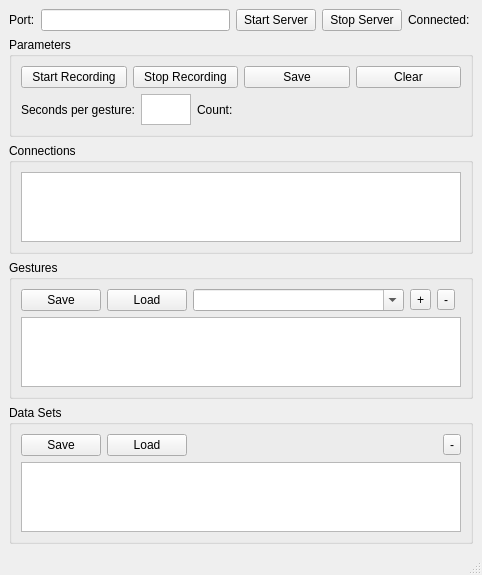
Qt form window.ui (radarsat1/cvpca) before a commit.
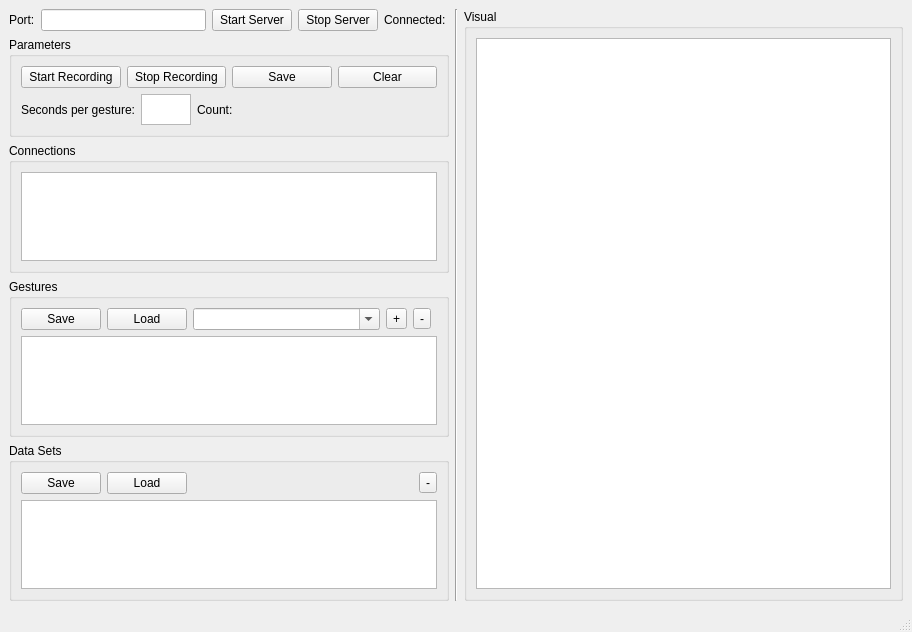
The same form after that commit.

Commit message: Add a graphics view to the right-hand side of the window.

Patch:
```diff
--- a/window.ui
+++ b/window.ui
@@ -6,8 +6,8 @@
    <rect>
     <x>0</x>
     <y>0</y>
-    <width>482</width>
-    <height>494</height>
+    <width>912</width>
+    <height>632</height>
    </rect>
   </property>
   <property name="windowTitle">
@@ -20,7 +20,7 @@
      <verstretch>0</verstretch>
     </sizepolicy>
    </property>
-   <layout class="QVBoxLayout" name="verticalLayout_3">
+   <layout class="QHBoxLayout" name="horizontalLayout_7">
     <item>
      <layout class="QVBoxLayout" name="verticalLayout_2">
       <item>
@@ -301,6 +301,29 @@
       </item>
      </layout>
     </item>
+    <item>
+     <widget class="Line" name="line">
+      <property name="orientation">
+       <enum>Qt::Vertical</enum>
+      </property>
+     </widget>
+    </item>
+    <item>
+     <layout class="QVBoxLayout" name="verticalLayout_3">
+      <item>
+       <widget class="QGroupBox" name="vizGroupBox">
+        <property name="title">
+         <string>Visual</string>
+        </property>
+        <layout class="QGridLayout" name="gridLayout_4">
+         <item row="0" column="0">
+          <widget class="QGraphicsView" name="graphicsView"/>
+         </item>
+        </layout>
+       </widget>
+      </item>
+     </layout>
+    </item>
    </layout>
   </widget>
   <widget class="QMenuBar" name="menubar">
```
Left out of the diff: 2 changed lines with no effect on the pictures.
